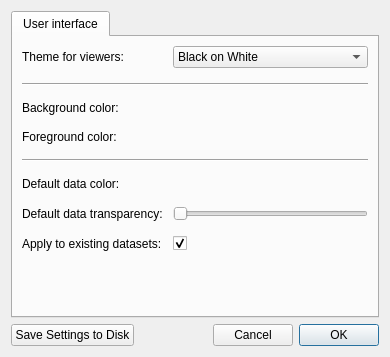
Before: the Qt Designer form glue/app/qt/preferences.ui in glue-viz/glue, drawn with Qt 5.
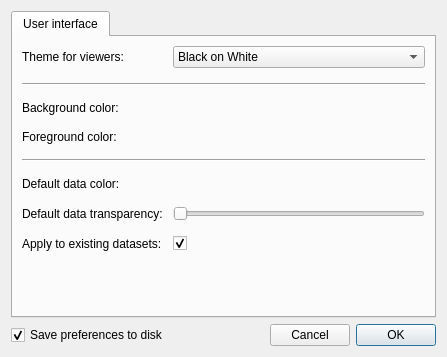
After: the same form once the commit is applied. Custom widgets are drawn as their Qt base class.

Commit message: Save and load settings from disk

Diff of the .ui file:
```diff
--- a/glue/app/qt/preferences.ui
+++ b/glue/app/qt/preferences.ui
@@ -6,7 +6,7 @@
    <rect>
     <x>0</x>
     <y>0</y>
-    <width>390</width>
+    <width>447</width>
     <height>357</height>
    </rect>
   </property>
@@ -166,9 +166,12 @@
    <item row="1" column="0">
     <layout class="QHBoxLayout" name="horizontalLayout">
      <item>
-      <widget class="QPushButton" name="button_save">
+      <widget class="QCheckBox" name="checkbox_save">
        <property name="text">
-        <string>Save Settings to Disk</string>
+        <string>Save preferences to disk</string>
+       </property>
+       <property name="checked">
+        <bool>true</bool>
        </property>
       </widget>
      </item>
```
The commit also changes 4 other files.
